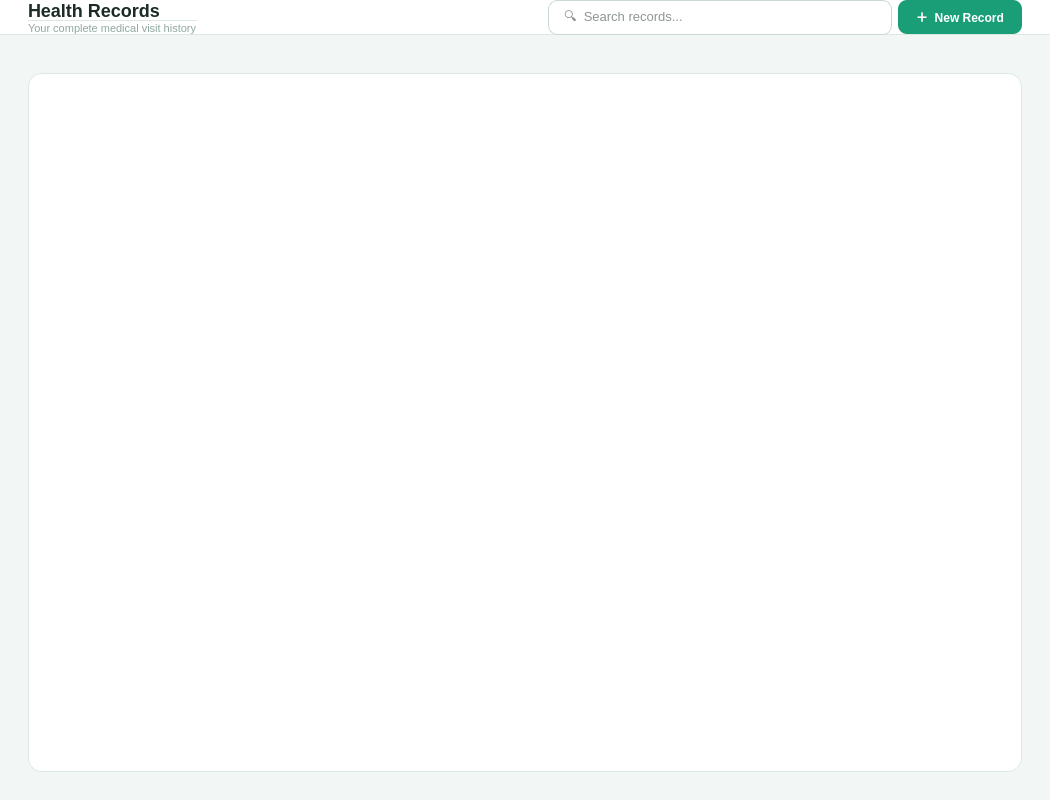
Above: src/ui/page_records.ui from shasheenahdeeneillelumasag/CCC151---Group-Project before the change. Below: the same form after it.
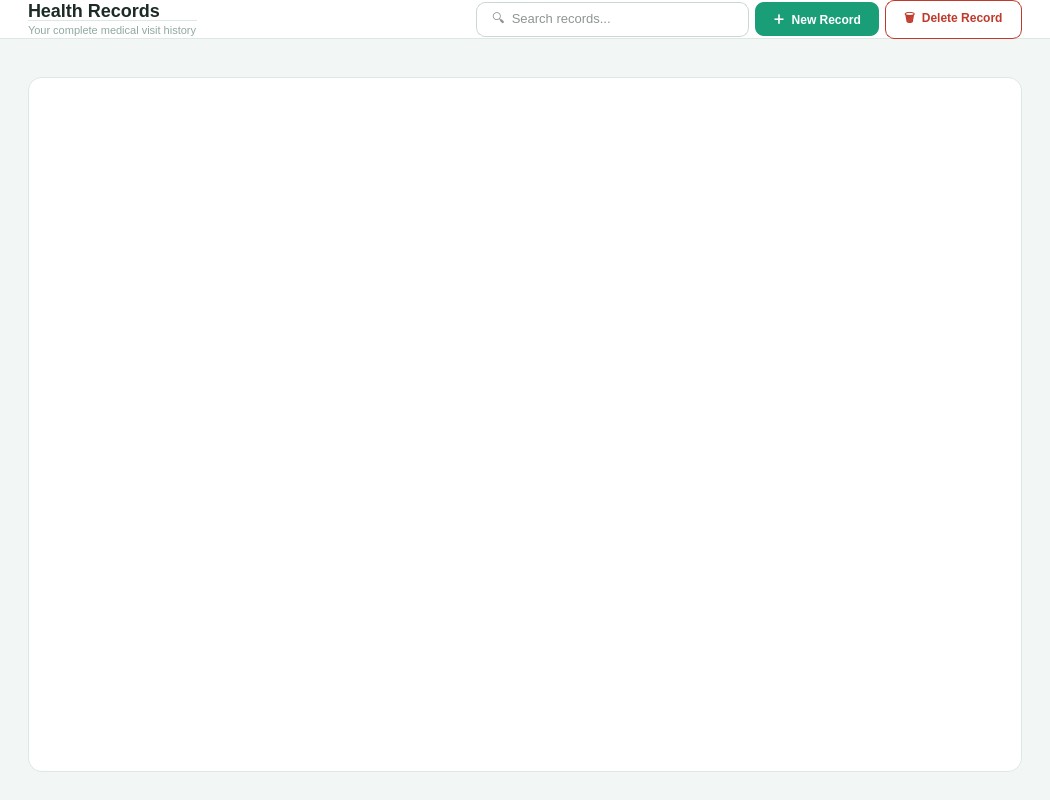
That is the form after the change.

Commit message: added diagnosis CLI and made changes to record dialog box and record page

```diff
--- a/src/ui/page_records.ui
+++ b/src/ui/page_records.ui
@@ -41,6 +41,7 @@
 </item>
       <item><widget class="QLineEdit" name="searchInput"><property name="placeholderText"><string>🔍  Search records...</string></property><property name="minimumWidth"><number>200</number></property><property name="maximumWidth"><number>240</number></property></widget></item>
       <item><widget class="QPushButton" name="btnNewRecord"><property name="text"><string>＋  New Record</string></property><property name="styleSheet"><string>QPushButton { background: #1A9E78; color: #FFF; font-size: 12px; font-weight: 600; border: none; border-radius: 9px; padding: 8px 18px; } QPushButton:hover { background: #0D6B52; }</string></property></widget></item>
+      <item><widget class="QPushButton" name="btnDeleteRecord"><property name="text"><string>🗑  Delete Record</string></property><property name="styleSheet"><string>QPushButton { background: #FFFFFF; color: #C0392B; font-size: 12px; font-weight: 600; border: 1px solid #C0392B; border-radius: 9px; padding: 8px 18px; } QPushButton:hover { background: #FDECEB; }</string></property></widget></item>
      </layout>
     </widget>
    </item>
```
The commit also changes 22 other files.
